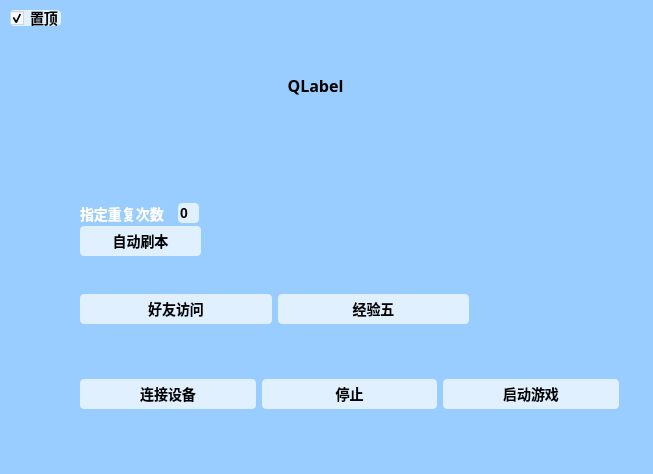
This is arknightsUI.ui in ander1023/ArkAuto as Qt 5 draws it before an edit. The edited form follows.
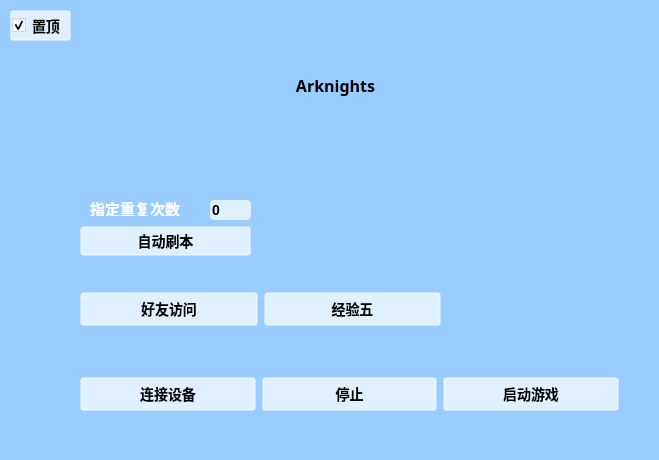
This is the edited form.

What changed in the file:
```diff
--- a/arknightsUI.ui
+++ b/arknightsUI.ui
@@ -9,8 +9,8 @@
    <rect>
     <x>0</x>
     <y>0</y>
-    <width>653</width>
-    <height>474</height>
+    <width>659</width>
+    <height>460</height>
    </rect>
   </property>
   <property name="windowTitle">
@@ -34,7 +34,8 @@
 }
 
 QPushButton,QCheckBox{
-border:rgba(255,255,255,0.8);
+border-image:none;
+border:2px solid rgba(255,255,255,0.4);
 background:rgba(255,255,255,0.7);
 height:30px;
 border-radius:4px
@@ -62,7 +63,7 @@
    <widget class="QLabel" name="logLable">
     <property name="geometry">
      <rect>
-      <x>130</x>
+      <x>150</x>
       <y>50</y>
       <width>371</width>
       <height>71</height>
@@ -80,7 +81,7 @@
      <string notr="true">*{color:black;border-radius:10px;font-size:16px}</string>
     </property>
     <property name="text">
-     <string>QLabel</string>
+     <string>Arknights</string>
     </property>
     <property name="alignment">
      <set>Qt::AlignCenter</set>
@@ -91,7 +92,7 @@
      <rect>
       <x>80</x>
       <y>280</y>
-      <width>389</width>
+      <width>361</width>
       <height>59</height>
      </rect>
     </property>
@@ -117,10 +118,13 @@
      <rect>
       <x>10</x>
       <y>10</y>
-      <width>51</width>
-      <height>16</height>
+      <width>61</width>
+      <height>31</height>
      </rect>
     </property>
+    <property name="styleSheet">
+     <string notr="true"/>
+    </property>
     <property name="text">
      <string>置顶</string>
     </property>
@@ -166,7 +170,7 @@
      <rect>
       <x>80</x>
       <y>200</y>
-      <width>125</width>
+      <width>181</width>
       <height>57</height>
      </rect>
     </property>
@@ -175,7 +179,7 @@
       <rect>
        <x>0</x>
        <y>26</y>
-       <width>121</width>
+       <width>171</width>
        <height>30</height>
       </rect>
      </property>
@@ -186,12 +190,17 @@
     <widget class="QLabel" name="label">
      <property name="geometry">
       <rect>
-       <x>0</x>
-       <y>6</y>
+       <x>10</x>
+       <y>0</y>
        <width>101</width>
        <height>16</height>
       </rect>
      </property>
+     <property name="styleSheet">
+      <string notr="true">*{
+font-size:15px;
+}</string>
+     </property>
      <property name="text">
       <string>指定重复次数</string>
      </property>
@@ -199,9 +208,9 @@
     <widget class="QLineEdit" name="lineEdit">
      <property name="geometry">
       <rect>
-       <x>98</x>
-       <y>3</y>
-       <width>21</width>
+       <x>130</x>
+       <y>0</y>
+       <width>41</width>
        <height>20</height>
       </rect>
      </property>
@@ -216,6 +225,7 @@
     </widget>
    </widget>
   </widget>
+  <widget class="QStatusBar" name="statusBar"/>
  </widget>
  <resources>
   <include location="ui.qrc"/>
```
Left out of the diff: 12 changed lines with no effect on the pictures.
